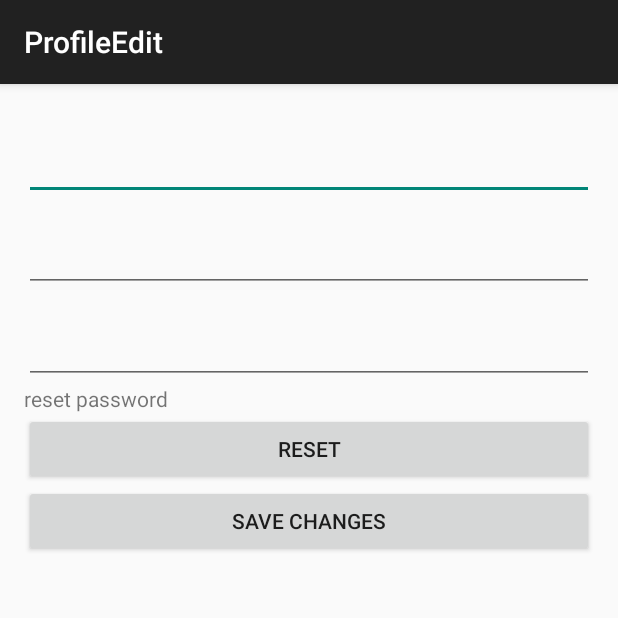
After one commit to Itay-M/DogWalker, an Android app: the ProfileEdit screen opened directly, with no data from a screen before it, on a phone screen of 412 x 824 dp, the top half of it. The commit adds this screen. Run offline under Robolectric (Android 15) with nearby library versions, the phone set to English and light mode, and no system bars; 3 statements that could not run were skipped.

Commit message:
edit profile (not finished)

```diff
--- a/app/src/main/AndroidManifest.xml
+++ b/app/src/main/AndroidManifest.xml
@@ -64,6 +64,10 @@
             android:name=".ProfileView"
             android:label="@string/title_activity_profile_view" >
         </activity>
+        <activity
+            android:name=".ProfileEdit"
+            android:label="@string/title_activity_profile_edit" >
+        </activity>
     </application>
 
 </manifest>
--- /dev/null
+++ b/app/src/main/java/com/dogwalker/itaynaama/dogwalker/ProfileEdit.java
@@ -0,0 +1,45 @@
+package com.dogwalker.itaynaama.dogwalker;
+
+import android.support.v7.app.AppCompatActivity;
+import android.os.Bundle;
+import android.view.Menu;
+import android.view.MenuItem;
+import android.view.View;
+import android.widget.Button;
+import android.widget.EditText;
+
+import com.parse.ParseUser;
+
+public class ProfileEdit extends AppCompatActivity implements View.OnClickListener {
+    EditText nameEdit,cityEdit,mailEdit;
+    Button resetPassword,saveChangesB;
+    ParseUser currentUser = ParseUser.getCurrentUser();
+
+    @Override
+    protected void onCreate(Bundle savedInstanceState)
+    {
+        super.onCreate(savedInstanceState);
+        setContentView(R.layout.activity_profile_edit);
+
+        nameEdit = (EditText) findViewById(R.id.profile_name_edit);
+        cityEdit = (EditText) findViewById(R.id.profile_user_city_edit);
+        mailEdit = (EditText) findViewById(R.id.profile_user_mail_edit);
+
+        nameEdit.setHint(currentUser.get("Name").toString());
+        cityEdit.setHint(currentUser.get("City").toString());
+
+        resetPassword = (Button) findViewById(R.id.reset_password_button);
+        saveChangesB = (Button) findViewById(R.id.save_changes_button);
+
+        resetPassword.setOnClickListener(this);
+        saveChangesB.setOnClickListener(this);
+
+
+    }
+
+
+    @Override
+    public void onClick(View v) {
+
+    }
+}
--- a/app/src/main/java/com/dogwalker/itaynaama/dogwalker/ProfileView.java
+++ b/app/src/main/java/com/dogwalker/itaynaama/dogwalker/ProfileView.java
@@ -1,5 +1,6 @@
 package com.dogwalker.itaynaama.dogwalker;
 
+import android.content.Intent;
 import android.os.Bundle;
 import android.view.View;
 import android.widget.Button;
@@ -48,7 +49,8 @@ public class ProfileView extends BaseActivity implements View.OnClickListener {
         switch (v.getId())
         {
             case (R.id.edit_profile_button):
-
+                Intent i = new Intent(this, ProfileEdit.class);
+                startActivity(i);
         }
     }
 }
--- /dev/null
+++ b/app/src/main/res/layout/activity_profile_edit.xml
@@ -0,0 +1,54 @@
+<LinearLayout xmlns:android="http://schemas.android.com/apk/res/android"
+                xmlns:tools="http://schemas.android.com/tools"
+                android:layout_width="match_parent"
+                android:layout_height="match_parent"
+                android:orientation="vertical"
+                android:paddingLeft="@dimen/activity_horizontal_margin"
+                android:paddingRight="@dimen/activity_horizontal_margin"
+                android:paddingTop="@dimen/activity_vertical_margin"
+                android:paddingBottom="@dimen/activity_vertical_margin"
+                tools:context="com.dogwalker.itaynaama.dogwalker.ProfileEdit">
+
+    <EditText
+        android:id="@+id/profile_name_edit"
+        android:textColor="@android:color/holo_green_light"
+        android:textSize="30dp"
+        android:textStyle="italic"
+        android:layout_width="match_parent"
+        android:layout_height="wrap_content"/>
+
+    <EditText
+        android:id="@+id/profile_user_city_edit"
+        android:textColor="@android:color/holo_green_light"
+        android:textSize="30dp"
+        android:textStyle="italic"
+        android:layout_width="match_parent"
+        android:layout_height="wrap_content"/>
+
+    <EditText
+        android:id="@+id/profile_user_mail_edit"
+        android:textColor="@android:color/holo_green_light"
+        android:textSize="30dp"
+        android:textStyle="italic"
+        android:layout_width="match_parent"
+        android:layout_height="wrap_content"/>
+
+    <TextView
+        android:id="@+id/reset_mail_question"
+        android:text="reset password"
+        android:layout_width="match_parent"
+        android:layout_height="wrap_content"/>
+
+    <Button
+        android:id="@+id/reset_password_button"
+        android:text="reset"
+        android:layout_width="match_parent"
+        android:layout_height="wrap_content"/>
+
+    <Button
+        android:id="@+id/save_changes_button"
+        android:text="save changes"
+        android:layout_width="match_parent"
+        android:layout_height="wrap_content"/>
+
+</LinearLayout>
--- /dev/null
+++ b/app/src/main/res/menu/menu_profile_edit.xml
@@ -0,0 +1,9 @@
+<menu xmlns:android="http://schemas.android.com/apk/res/android"
+      xmlns:app="http://schemas.android.com/apk/res-auto"
+      xmlns:tools="http://schemas.android.com/tools"
+      tools:context="com.dogwalker.itaynaama.dogwalker.ProfileEdit">
+    <item android:id="@+id/action_settings"
+          android:title="@string/action_settings"
+          android:orderInCategory="100"
+          app:showAsAction="never"/>
+</menu>
--- a/app/src/main/res/values/strings.xml
+++ b/app/src/main/res/values/strings.xml
@@ -23,5 +23,6 @@
     <string name="title_activity_profile_view">ProfileView</string>
 
     <string name="hello_world">Hello world!</string>
+    <string name="title_activity_profile_edit">ProfileEdit</string>
 
 </resources>
```
